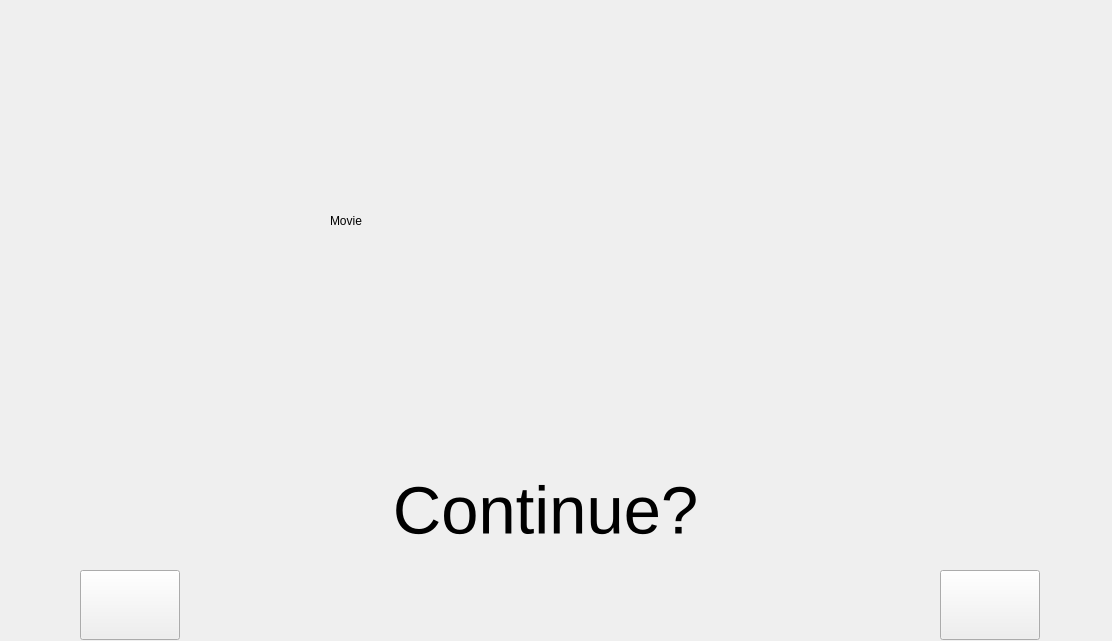
hg-hg/2019-DungeonNStones, file testWidget/PVE.ui: the form before one commit.
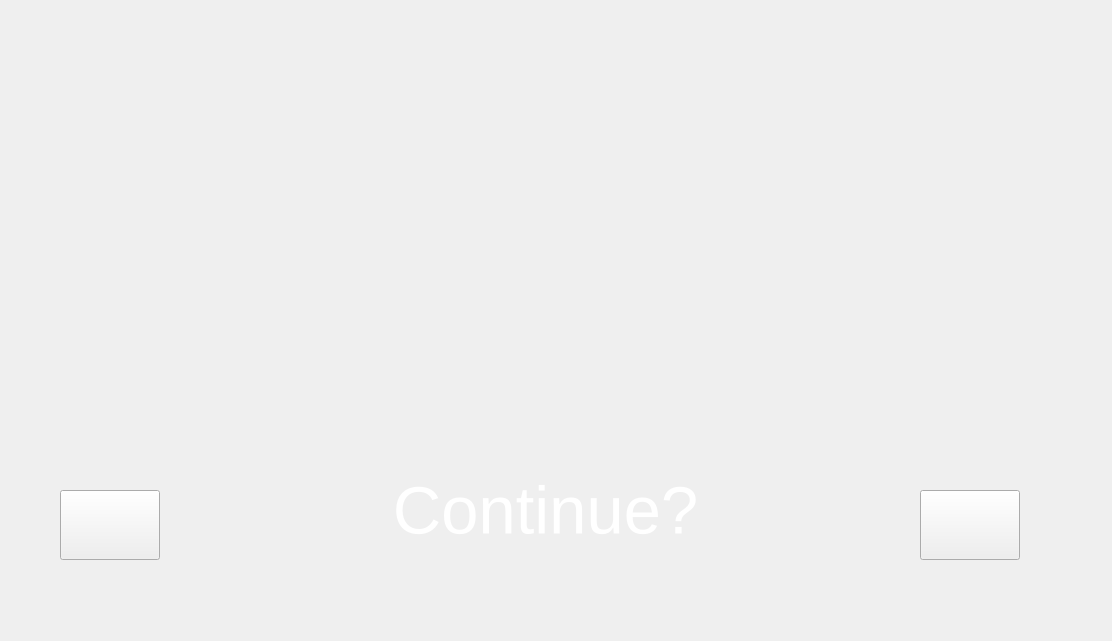
The form after the commit. The open tabs and pages were chosen to show the change. Icons and pictures are not drawn. Custom widgets are drawn as their Qt base class.

Patch:
```diff
--- a/testWidget/PVE.ui
+++ b/testWidget/PVE.ui
@@ -67,6 +67,9 @@
       </widget>
      </widget>
      <widget class="QWidget" name="gameOver">
+      <property name="styleSheet">
+       <string notr="true"/>
+      </property>
       <widget class="QLabel" name="askIfContinue">
        <property name="geometry">
         <rect>
@@ -81,6 +84,9 @@
          <pointsize>50</pointsize>
         </font>
        </property>
+       <property name="styleSheet">
+        <string notr="true">color: rgb(255, 255, 255);</string>
+       </property>
        <property name="text">
         <string>Continue?</string>
        </property>
@@ -91,8 +97,8 @@
       <widget class="QPushButton" name="continueGame">
        <property name="geometry">
         <rect>
-         <x>80</x>
-         <y>570</y>
+         <x>60</x>
+         <y>490</y>
          <width>100</width>
          <height>70</height>
         </rect>
@@ -114,8 +120,8 @@
       <widget class="QPushButton" name="quitGame">
        <property name="geometry">
         <rect>
-         <x>940</x>
-         <y>570</y>
+         <x>920</x>
+         <y>490</y>
          <width>100</width>
          <height>70</height>
         </rect>
@@ -137,16 +143,37 @@
       <widget class="QLabel" name="movie">
        <property name="geometry">
         <rect>
-         <x>330</x>
-         <y>90</y>
-         <width>431</width>
-         <height>261</height>
+         <x>180</x>
+         <y>10</y>
+         <width>731</width>
+         <height>441</height>
         </rect>
        </property>
        <property name="text">
-        <string>Movie</string>
+        <string/>
        </property>
       </widget>
+      <widget class="QLabel" name="backPic">
+       <property name="geometry">
+        <rect>
+         <x>0</x>
+         <y>0</y>
+         <width>1112</width>
+         <height>641</height>
+        </rect>
+       </property>
+       <property name="styleSheet">
+        <string notr="true">background-image: url(:/background/Resources/background/wall.png);</string>
+       </property>
+       <property name="text">
+        <string/>
+       </property>
+      </widget>
+      <zorder>backPic</zorder>
+      <zorder>askIfContinue</zorder>
+      <zorder>continueGame</zorder>
+      <zorder>quitGame</zorder>
+      <zorder>movie</zorder>
      </widget>
     </widget>
    </item>
```
